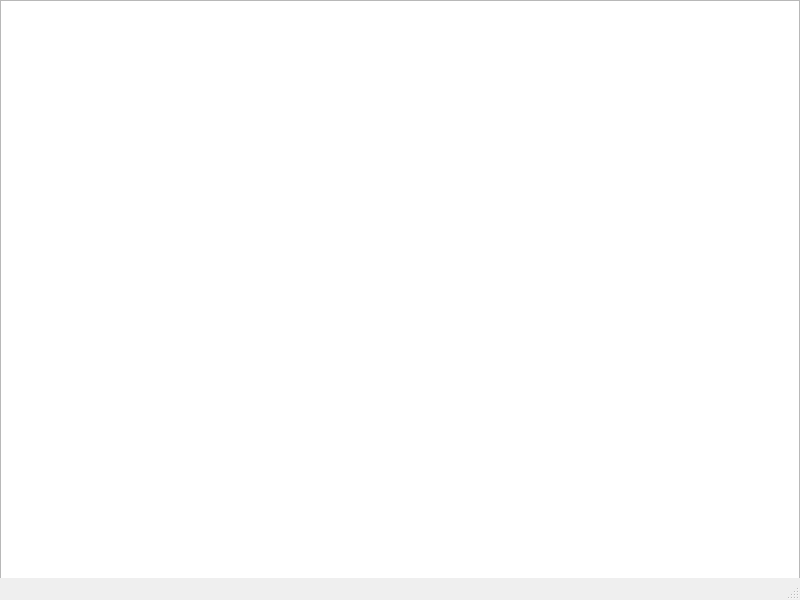
Above: mainWindow.ui from Sylvi21/SpaceInvaders before the change. Below: the same form after it.
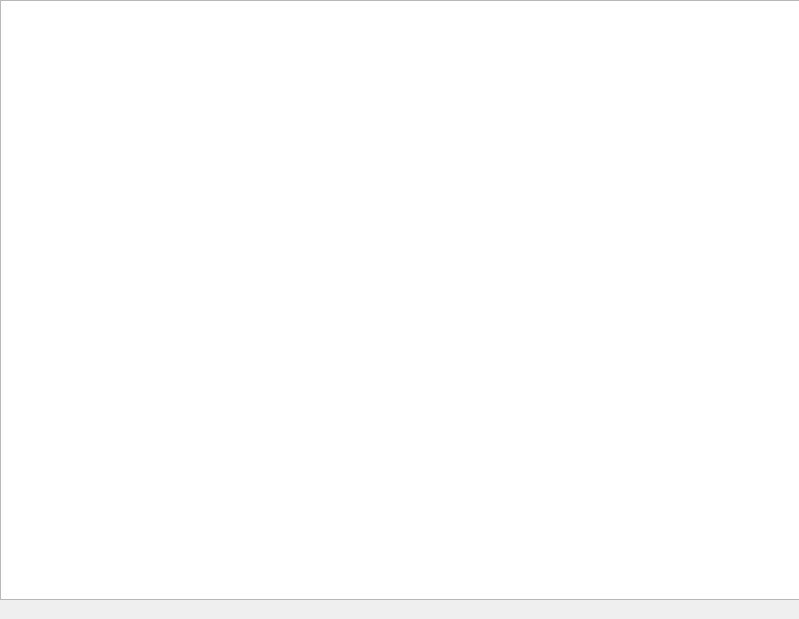
That is the form after the change.

Commit message: Scroll off

```diff
--- a/mainWindow.ui
+++ b/mainWindow.ui
@@ -6,8 +6,8 @@
    <rect>
     <x>0</x>
     <y>0</y>
-    <width>800</width>
-    <height>600</height>
+    <width>799</width>
+    <height>619</height>
    </rect>
   </property>
   <property name="windowTitle">
@@ -35,7 +35,6 @@
     </rect>
    </property>
   </widget>
-  <widget class="QStatusBar" name="statusbar"/>
  </widget>
  <resources/>
  <connections/>
```
Left out of the diff: 7 changed lines with no effect on the pictures. The commit also changes 2 other files.
